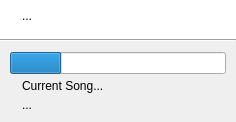
UltraStar-Deluxe/UltraStar-Manager, file uman/src/QUProgressDialog.ui: the form before one commit.
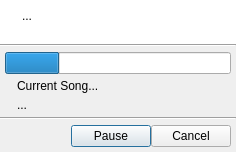
The form after the commit. Icons and pictures are not drawn.

Commit message: made progress dialog at all possible places responsive, you can abort a long task now

Patch:
```diff
--- a/uman/src/QUProgressDialog.ui
+++ b/uman/src/QUProgressDialog.ui
@@ -9,26 +9,17 @@
     <x>0</x>
     <y>0</y>
     <width>236</width>
-    <height>122</height>
+    <height>152</height>
    </rect>
   </property>
   <property name="windowTitle" >
    <string>Progress</string>
   </property>
-  <layout class="QVBoxLayout" >
+  <layout class="QVBoxLayout" name="verticalLayout_2" >
    <property name="spacing" >
     <number>0</number>
    </property>
-   <property name="leftMargin" >
-    <number>0</number>
-   </property>
-   <property name="topMargin" >
-    <number>0</number>
-   </property>
-   <property name="rightMargin" >
-    <number>0</number>
-   </property>
-   <property name="bottomMargin" >
+   <property name="margin" >
     <number>0</number>
    </property>
    <item>
@@ -125,6 +116,12 @@
       </item>
       <item>
        <widget class="QLabel" name="infoTextLbl" >
+        <property name="sizePolicy" >
+         <sizepolicy vsizetype="Expanding" hsizetype="Preferred" >
+          <horstretch>0</horstretch>
+          <verstretch>0</verstretch>
+         </sizepolicy>
+        </property>
         <property name="text" >
          <string>...</string>
         </property>
@@ -147,21 +144,12 @@
     </widget>
    </item>
    <item>
-    <layout class="QVBoxLayout" >
+    <layout class="QVBoxLayout" name="verticalLayout" >
      <property name="spacing" >
       <number>5</number>
      </property>
-     <property name="leftMargin" >
-      <number>10</number>
-     </property>
-     <property name="topMargin" >
-      <number>10</number>
-     </property>
-     <property name="rightMargin" >
-      <number>10</number>
-     </property>
-     <property name="bottomMargin" >
-      <number>10</number>
+     <property name="margin" >
+      <number>5</number>
      </property>
      <item>
       <widget class="QProgressBar" name="progress" >
@@ -175,10 +163,7 @@
      </item>
      <item>
       <layout class="QGridLayout" >
-       <property name="horizontalSpacing" >
-        <number>5</number>
-       </property>
-       <property name="verticalSpacing" >
+       <property name="spacing" >
         <number>5</number>
        </property>
        <item row="0" column="0" >
@@ -215,7 +200,7 @@
           <set>Qt::AlignLeading|Qt::AlignLeft|Qt::AlignTop</set>
          </property>
          <property name="wordWrap" >
-          <bool>true</bool>
+          <bool>false</bool>
          </property>
         </widget>
        </item>
@@ -252,6 +237,58 @@
      </item>
     </layout>
    </item>
+   <item>
+    <widget class="Line" name="buttonLine" >
+     <property name="orientation" >
+      <enum>Qt::Horizontal</enum>
+     </property>
+    </widget>
+   </item>
+   <item>
+    <layout class="QHBoxLayout" name="buttonLayout" >
+     <property name="spacing" >
+      <number>0</number>
+     </property>
+     <property name="margin" >
+      <number>5</number>
+     </property>
+     <item>
+      <spacer name="horizontalSpacer" >
+       <property name="orientation" >
+        <enum>Qt::Horizontal</enum>
+       </property>
+       <property name="sizeHint" stdset="0" >
+        <size>
+         <width>40</width>
+         <height>20</height>
+        </size>
+       </property>
+      </spacer>
+     </item>
+     <item>
+      <widget class="QPushButton" name="suspendBtn" >
+       <property name="text" >
+        <string>Pause</string>
+       </property>
+       <property name="icon" >
+        <iconset resource="images/uman.qrc" >
+         <normaloff>:/control/pause.png</normaloff>:/control/pause.png</iconset>
+       </property>
+      </widget>
+     </item>
+     <item>
+      <widget class="QPushButton" name="cancelBtn" >
+       <property name="text" >
+        <string>Cancel</string>
+       </property>
+       <property name="icon" >
+        <iconset resource="images/uman.qrc" >
+         <normaloff>:/marks/cancel.png</normaloff>:/marks/cancel.png</iconset>
+       </property>
+      </widget>
+     </item>
+    </layout>
+   </item>
   </layout>
  </widget>
  <resources>
```
The commit also changes 11 other files.
